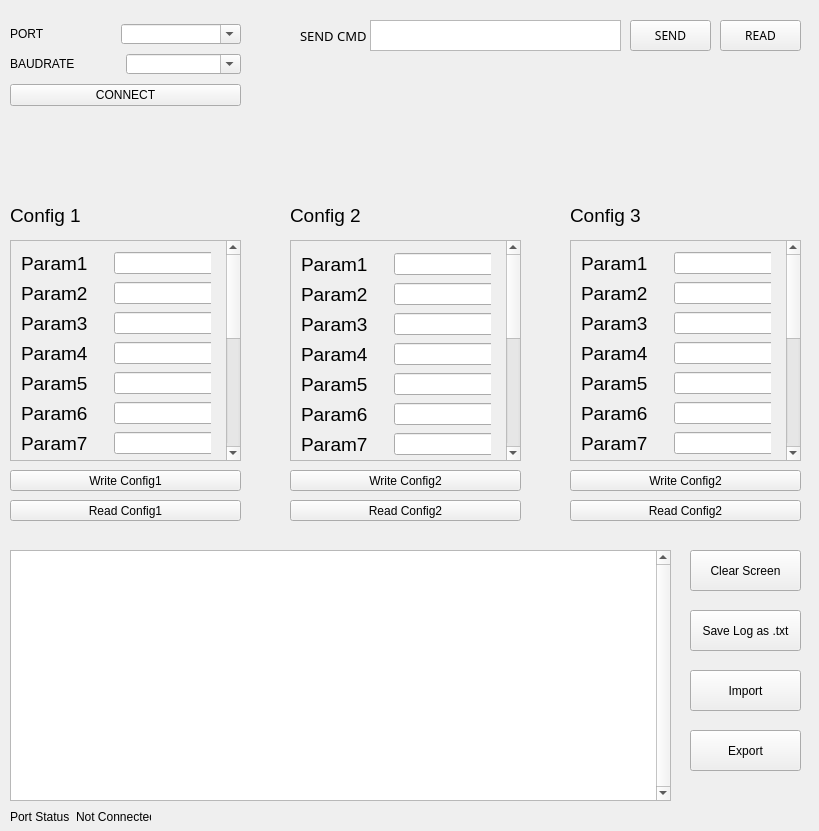
This is python/qt.ui in madopick/stm32Serial as Qt 5 draws it before an edit. The edited form follows.
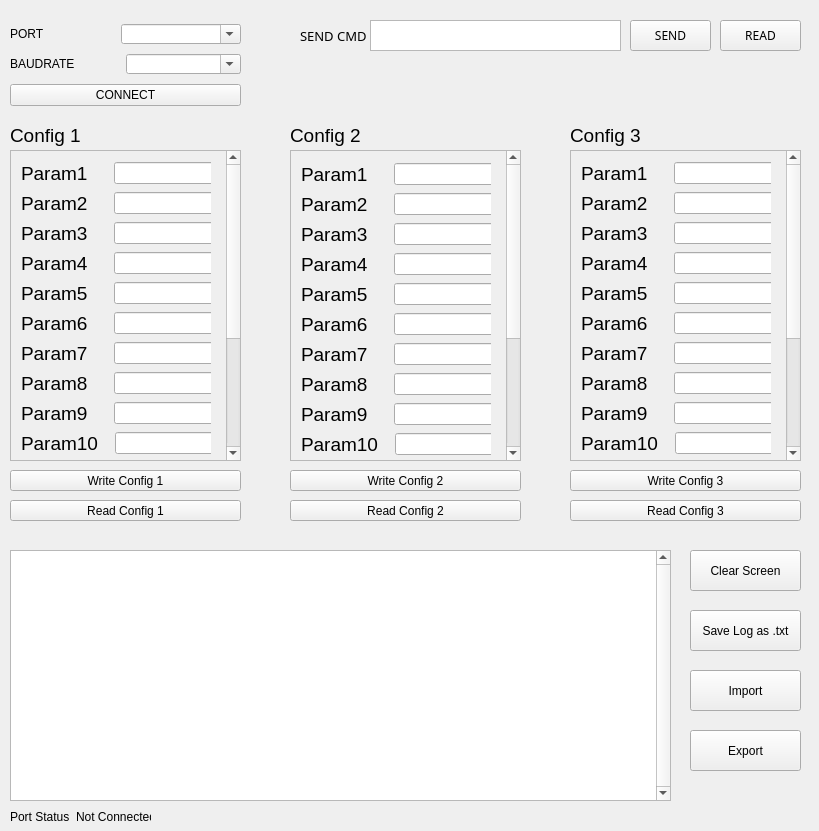
This is the edited form.

Commit message: update I2C master / slave

Diff of the .ui file:
```diff
--- a/python/qt.ui
+++ b/python/qt.ui
@@ -160,9 +160,9 @@
     <property name="geometry">
      <rect>
       <x>10</x>
-      <y>240</y>
+      <y>150</y>
       <width>231</width>
-      <height>221</height>
+      <height>311</height>
      </rect>
     </property>
     <property name="verticalScrollBarPolicy">
@@ -936,7 +936,7 @@
     <property name="geometry">
      <rect>
       <x>10</x>
-      <y>200</y>
+      <y>120</y>
       <width>101</width>
       <height>31</height>
      </rect>
@@ -960,7 +960,7 @@
      </rect>
     </property>
     <property name="text">
-     <string>Write Config1</string>
+     <string>Write Config 1</string>
     </property>
    </widget>
    <widget class="QPushButton" name="pb_cfg1_rd">
@@ -973,16 +973,16 @@
      </rect>
     </property>
     <property name="text">
-     <string>Read Config1</string>
+     <string>Read Config 1</string>
     </property>
    </widget>
    <widget class="QScrollArea" name="scrollArea_2">
     <property name="geometry">
      <rect>
       <x>290</x>
-      <y>240</y>
+      <y>150</y>
       <width>231</width>
-      <height>221</height>
+      <height>311</height>
      </rect>
     </property>
     <property name="verticalScrollBarPolicy">
@@ -1756,7 +1756,7 @@
     <property name="geometry">
      <rect>
       <x>290</x>
-      <y>200</y>
+      <y>120</y>
       <width>101</width>
       <height>31</height>
      </rect>
@@ -1780,7 +1780,7 @@
      </rect>
     </property>
     <property name="text">
-     <string>Write Config2</string>
+     <string>Write Config 2</string>
     </property>
    </widget>
    <widget class="QPushButton" name="pb_cfg2_rd">
@@ -1793,16 +1793,16 @@
      </rect>
     </property>
     <property name="text">
-     <string>Read Config2</string>
+     <string>Read Config 2</string>
     </property>
    </widget>
    <widget class="QScrollArea" name="scrollArea_3">
     <property name="geometry">
      <rect>
       <x>570</x>
-      <y>240</y>
+      <y>150</y>
       <width>231</width>
-      <height>221</height>
+      <height>311</height>
      </rect>
     </property>
     <property name="verticalScrollBarPolicy">
@@ -2331,7 +2331,7 @@
     <property name="geometry">
      <rect>
       <x>570</x>
-      <y>200</y>
+      <y>120</y>
       <width>101</width>
       <height>31</height>
      </rect>
@@ -2355,7 +2355,7 @@
      </rect>
     </property>
     <property name="text">
-     <string>Write Config2</string>
+     <string>Write Config 3</string>
     </property>
    </widget>
    <widget class="QPushButton" name="pb_cfg3_rd">
@@ -2368,7 +2368,7 @@
      </rect>
     </property>
     <property name="text">
-     <string>Read Config2</string>
+     <string>Read Config 3</string>
     </property>
    </widget>
    <widget class="QPushButton" name="pushButton_4">
```
The commit also changes 1 other file.
